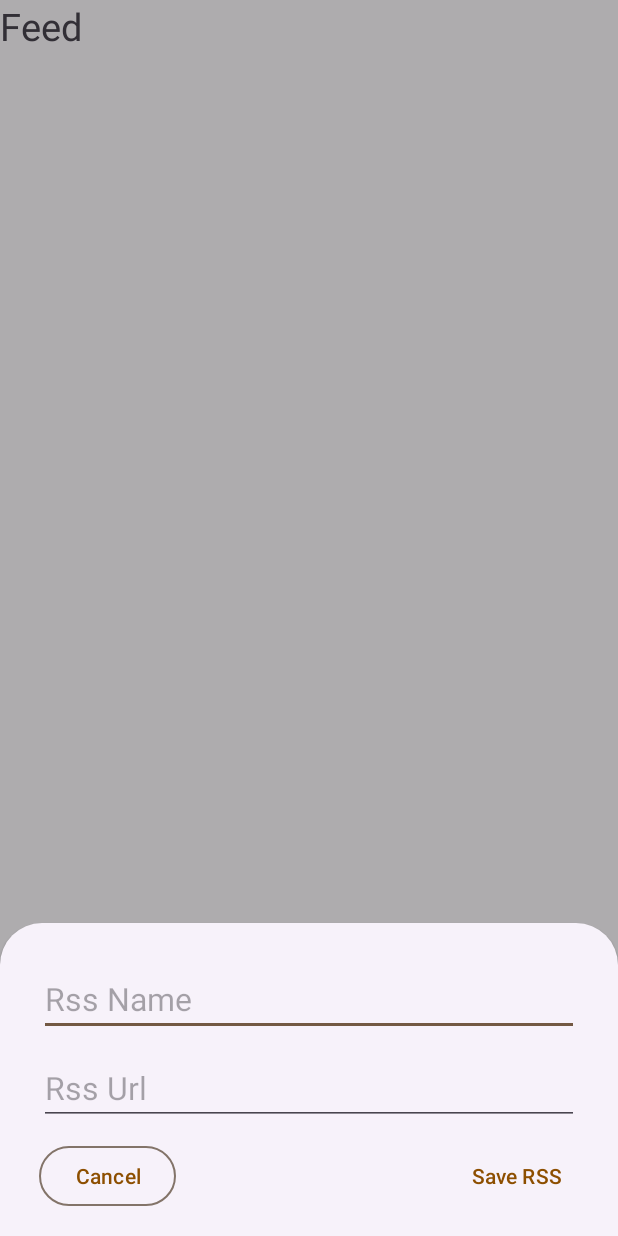
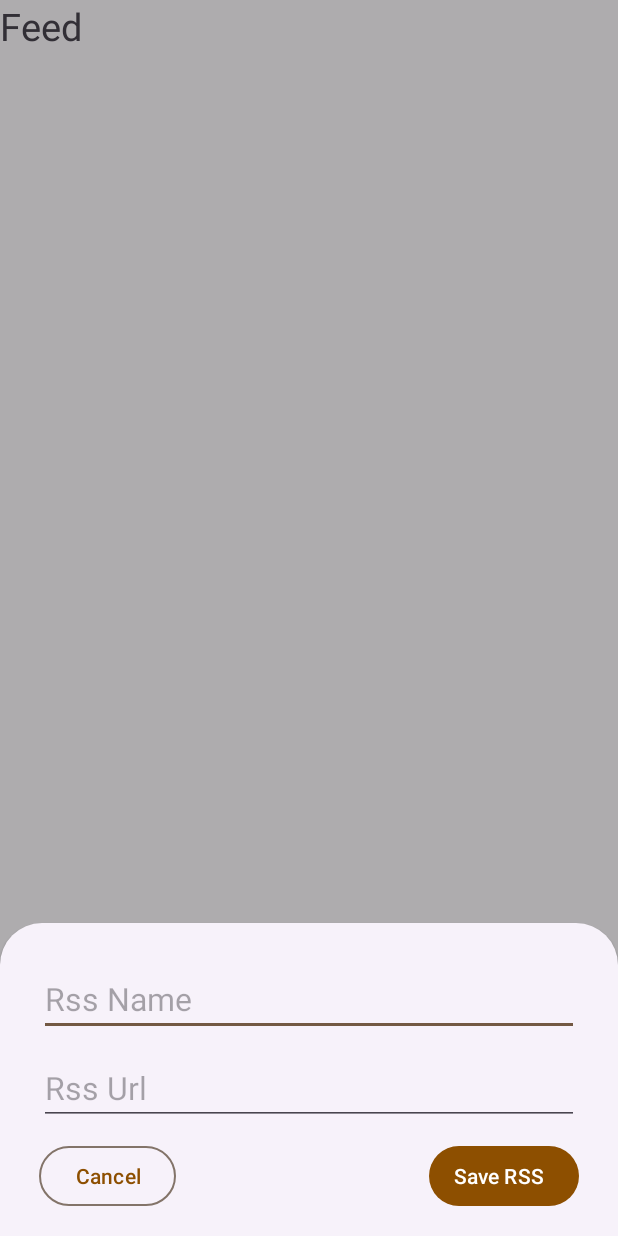
Before and after one commit to OscarAntona/RSS-APP, an Android app: the FormFragment screen opened through its navigation route, on a phone screen of 412 x 824 dp. Run offline under Robolectric (Android 15) with nearby library versions, the phone set to English and light mode, and no system bars.

Commit message:
changed button in formulary

```diff
--- a/app/src/main/res/layout/fragment_user_form.xml
+++ b/app/src/main/res/layout/fragment_user_form.xml
@@ -43,6 +43,7 @@
 
     <Button
         android:id="@+id/save_button"
+        style="@style/Widget.Material3.Button.Icon"
         android:layout_width="wrap_content"
         android:layout_height="wrap_content"
         android:layout_margin="@dimen/margin_bottom_sheet_items"
```
